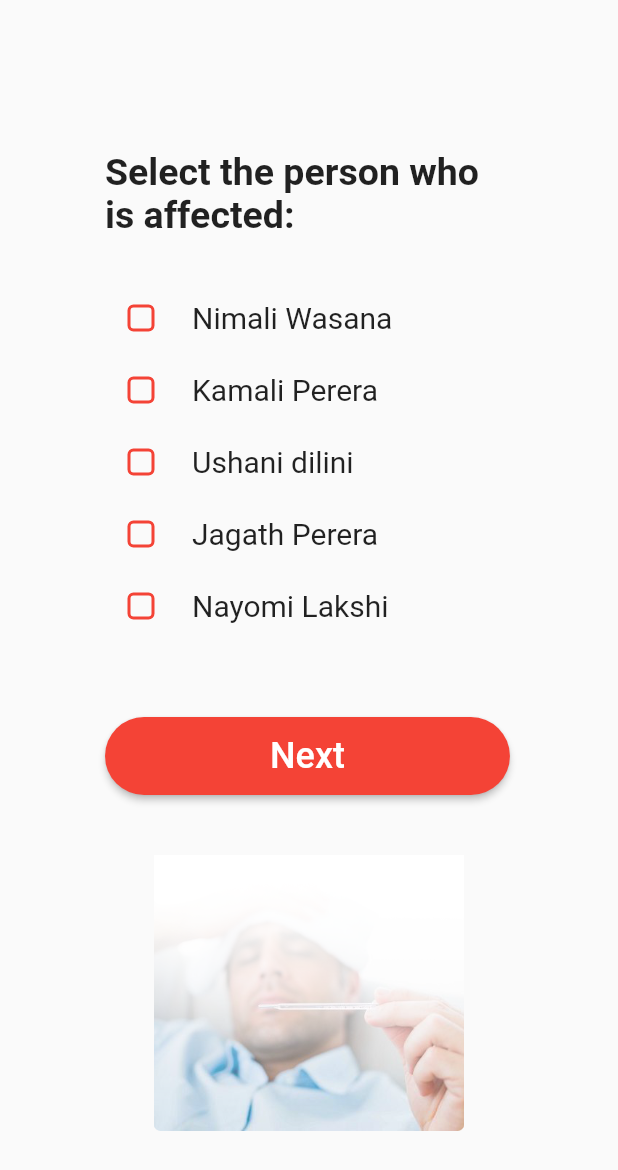
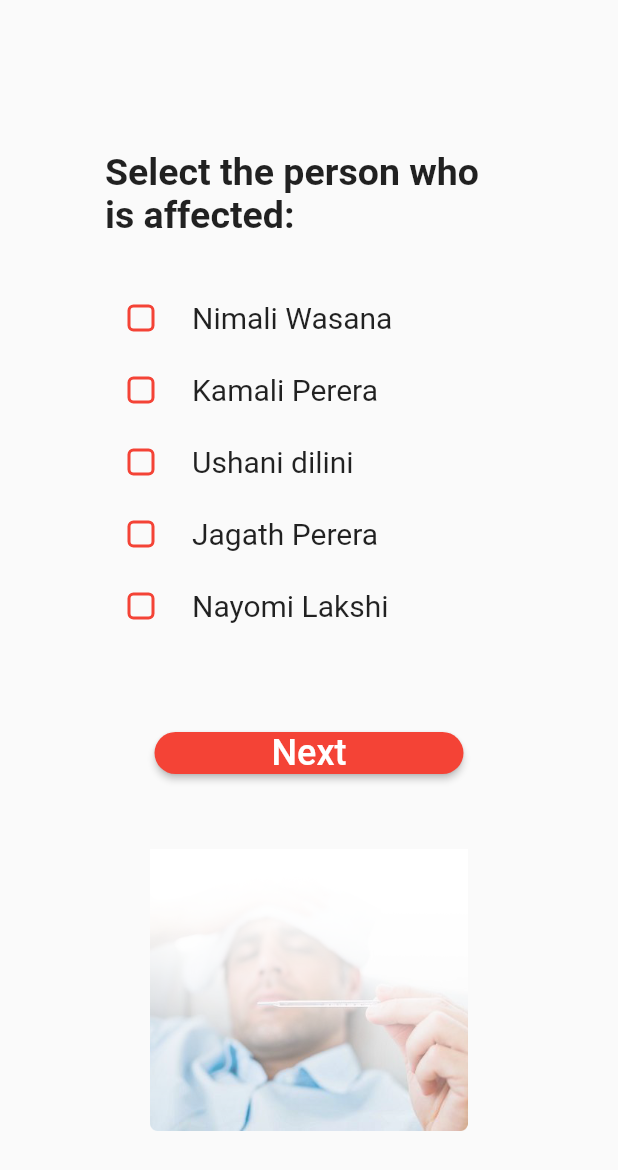
Before and after one commit to janith2021/FIGHT-THE-BITE-MOBILE-APPLICATION, a Flutter app: the SelectionScreen screen opened by its route, on a phone screen of 412 x 824 dp. Shown: the top 1170 px of the screen. Run offline on Flutter 3.47's test engine with Material 2 defaults, Android fonts, the phone set to English and light mode, and no system bars; our stand-ins replace another_flutter_splash_screen, carousel_slider, circular_profile_avatar, flutter_dotenv, google_fonts, hive and 5 more; missing offline and left inert: art_sweetalert, cloudinary, constrained_scroll_view, dart:ffi, date_only_field, flutter_app_rename and 5 more; accounts and stored records are empty.

Commit message:
Login Provider Changed

```diff
--- a/client/lib/providers/login_provider.dart
+++ b/client/lib/providers/login_provider.dart
@@ -37,6 +37,7 @@
         'password': passwordController.text
       };
       var fullurl = '${AllStrings.baseurl}/login';
+      // var fullurl = "http://localhost:5000/api/register";
       debugPrint(fullurl);
       setHeaders() =>
           {'Content-Type': 'application/json', 'Accept': 'application/json'};
--- a/client/lib/screen/user/affected1.dart
+++ b/client/lib/screen/user/affected1.dart
@@ -1,3 +1,4 @@
+import 'package:client/const/all_dimensions.dart';
 import 'package:flutter/material.dart';
 
 // class Affect extends StatelessWidget {
@@ -88,15 +89,16 @@
               ),
               SizedBox(height: 50),
               Align(
-                alignment: Alignment.centerLeft,
+                alignment: Alignment.center,
                 child: ElevatedButton(
                   onPressed: () {
                     Navigator.pushNamed(context, "/villager/inform/affected2");
                   },
                   style: ElevatedButton.styleFrom(
+                    minimumSize: Size(MediaQuery.of(context).size.width * 0.5, AllDimensions.px20),
                     backgroundColor: Colors.red,
-                    padding:
-                        EdgeInsets.symmetric(horizontal: 110, vertical: 12),
+                    // padding:
+                    //     EdgeInsets.symmetric(horizontal: 110, vertical: 12),
                     shape: RoundedRectangleBorder(
                       borderRadius: BorderRadius.circular(30),
                     ),
```
Also changed, not shown: client/Assets/launcher_icon/icon.png, 43 other files.
